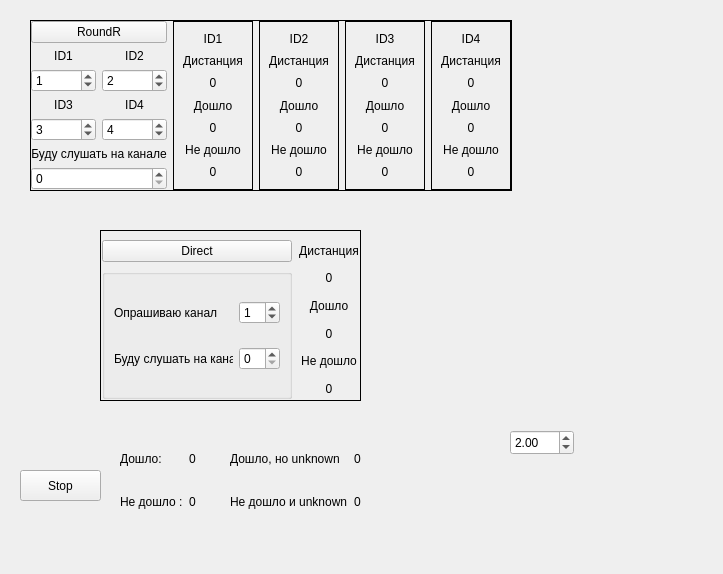
hydronautics-team/Beacon, file widget.ui: the form before one commit.
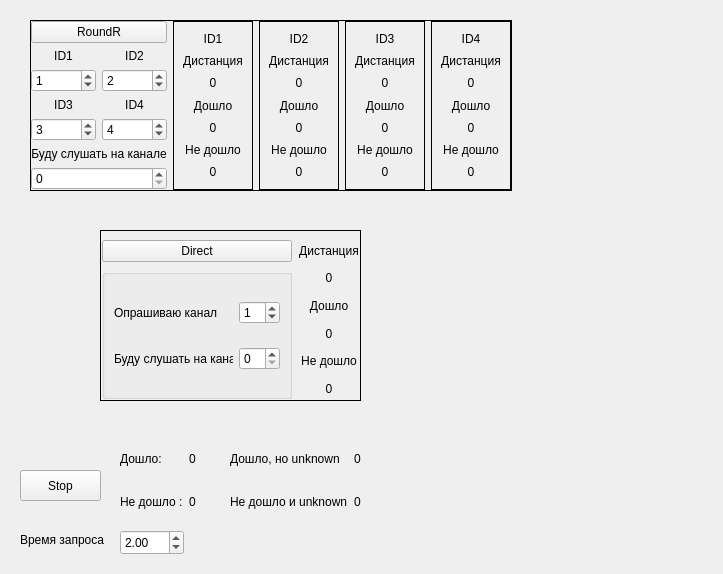
The form after the commit.

Commit message: yps dontsave last

Patch:
```diff
--- a/widget.ui
+++ b/widget.ui
@@ -734,8 +734,8 @@
   <widget class="QDoubleSpinBox" name="doubleSpinBoxTime">
    <property name="geometry">
     <rect>
-     <x>510</x>
-     <y>430</y>
+     <x>120</x>
+     <y>530</y>
      <width>64</width>
      <height>25</height>
     </rect>
@@ -750,6 +750,19 @@
     <double>2.000000000000000</double>
    </property>
   </widget>
+  <widget class="QLabel" name="label_19">
+   <property name="geometry">
+    <rect>
+     <x>20</x>
+     <y>530</y>
+     <width>91</width>
+     <height>20</height>
+    </rect>
+   </property>
+   <property name="text">
+    <string>Время запроса</string>
+   </property>
+  </widget>
  </widget>
  <resources/>
  <connections/>
```
